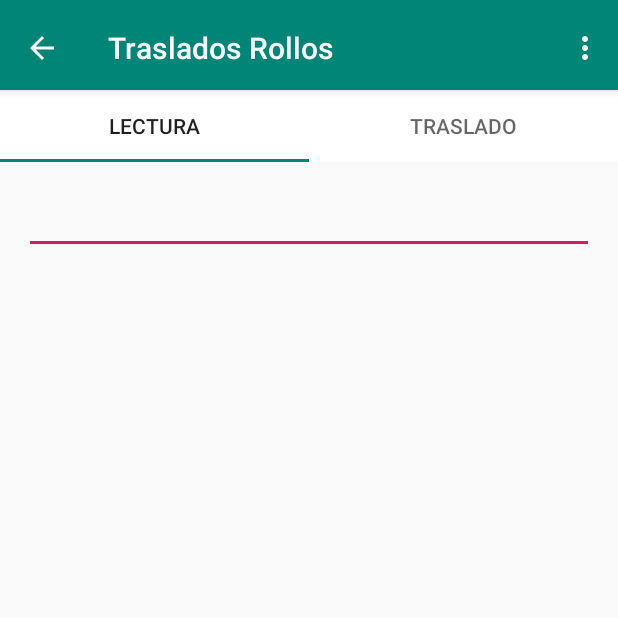
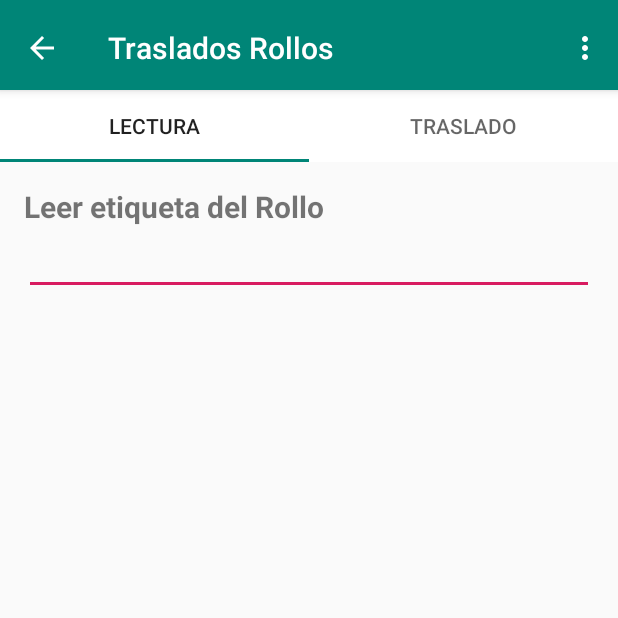
Before and after one commit to pr0x1/traslados, an Android app: the LectorFragment screen opened directly, with no data from a screen before it, on a phone screen of 412 x 824 dp, the top half of it. Run offline under Robolectric (Android 15) with nearby library versions, the phone set to English and light mode, and no system bars; 1 statement that could not run was skipped.

```diff
--- a/app/src/main/java/com/a4app/develop/traslados/LectorFragment.java
+++ b/app/src/main/java/com/a4app/develop/traslados/LectorFragment.java
@@ -12,6 +12,7 @@ import android.view.LayoutInflater;
 import android.view.View;
 import android.view.ViewGroup;
 import android.widget.EditText;
+import android.widget.TextView;
 import android.widget.Toast;
 
 import com.a4app.develop.traslados.modelo.CentrosAlmacen;
@@ -75,6 +76,9 @@ public class LectorFragment extends Fragment  {
             // A choice was made, so get the choice.
             centrosAlmacen = getArguments().getParcelable("centroOrigen");
             transportador = getArguments().getParcelable("transportador");
+            TextView mensajeLectura = (TextView) v.findViewById(R.id.tvLectorMensajes);
+            mensajeLectura.setText("Cargando Vehículo: "+ transportador.getPlaca());
+
             // Check the radio button choice.
         }
 
--- a/app/src/main/res/layout/fragment_lector.xml
+++ b/app/src/main/res/layout/fragment_lector.xml
@@ -10,7 +10,13 @@ android:paddingLeft="16dp"
 android:paddingRight="16dp"
 android:paddingTop="16dp"
 tools:context=".LectorFragment">
-
+    <TextView
+        android:textSize="20sp"
+        android:textStyle="bold"
+        android:id="@+id/tvLector"
+        android:layout_width="wrap_content"
+        android:layout_height="wrap_content"
+        android:text="@string/lector" />
 
     <EditText
         android:id="@+id/fltextView"
@@ -19,7 +25,14 @@ tools:context=".LectorFragment">
         >
         <requestFocus/>
     </EditText>
-
+    <TextView
+        android:textSize="20sp"
+        android:textStyle="bold"
+        android:id="@+id/tvLectorMensajes"
+        android:layout_marginTop="16dp"
+        android:layout_width="wrap_content"
+        android:layout_height="wrap_content"
+         />
 
 
 
--- a/app/src/main/res/values/strings.xml
+++ b/app/src/main/res/values/strings.xml
@@ -17,6 +17,7 @@
     <!-- TODO: Remove or change this placeholder text -->
     <string name="hello_blank_fragment">Hello blank fragment</string>
     <string name="otroTransporte">Reanudar transporte anterior</string>
+    <string name="lector">Leer etiqueta del Rollo</string>
 
 
 </resources>
```
Also changed, not shown: app/src/main/java/com/a4app/develop/traslados/CentrosActivity.java (+13 -9 lines), app/src/main/java/com/a4app/develop/traslados/TransporteActivity.java (+11 -6 lines).
